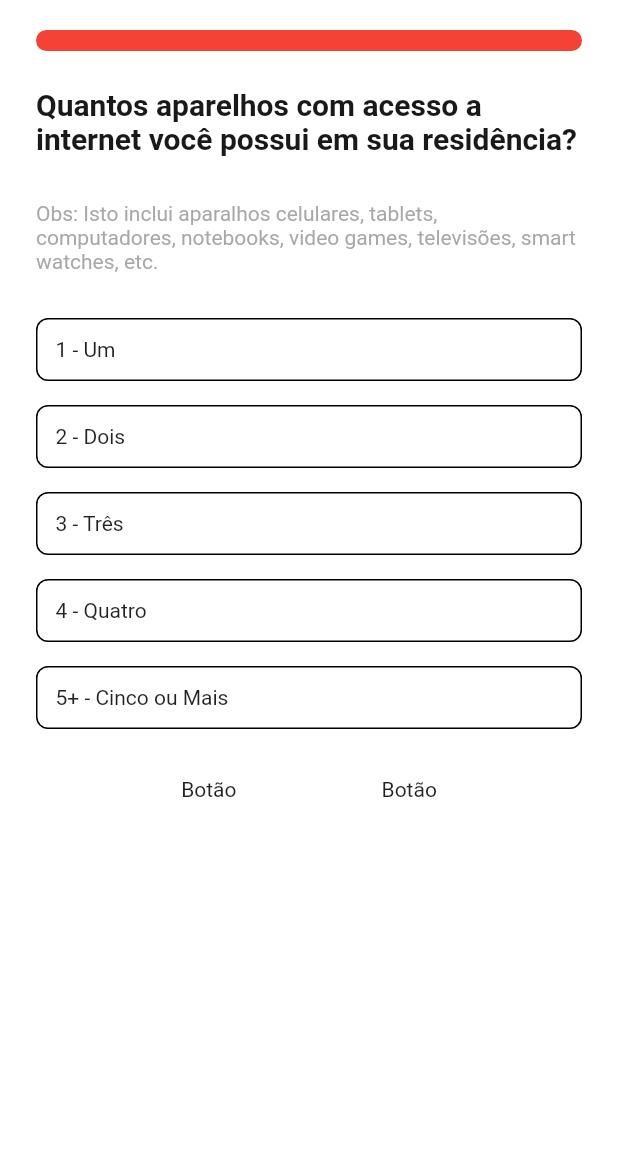
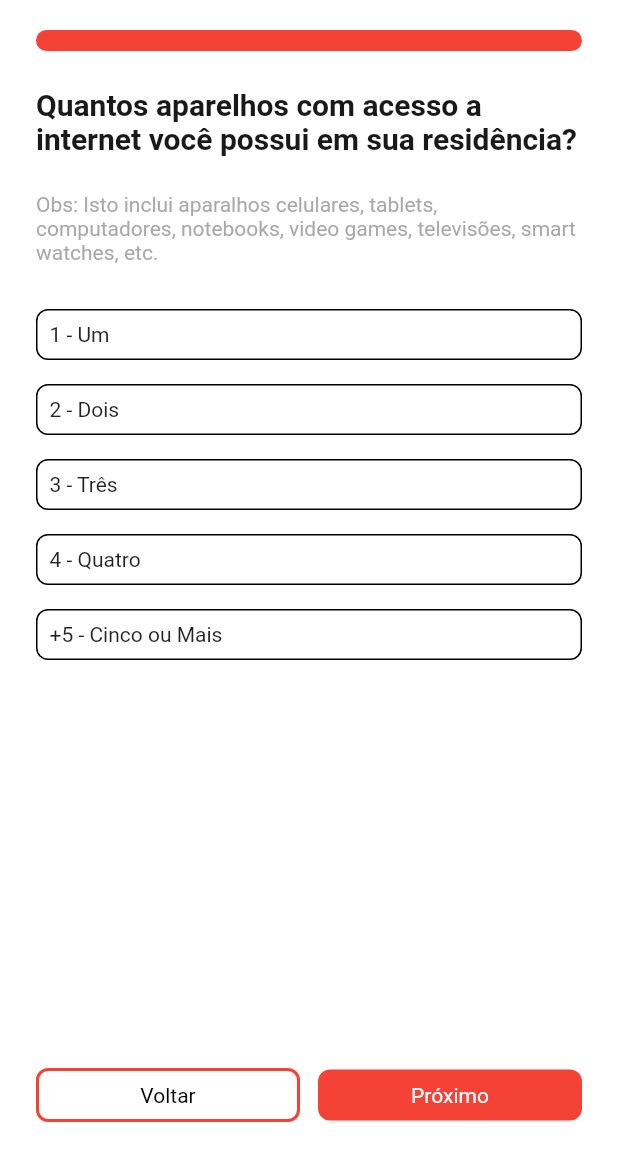
Before and after one commit to MojoMiojo/clinica_gelp_mobile, a Flutter app: the screen it shows after launch, on a phone screen of 412 x 824 dp, the part 66-1236 px from its top. Run offline on Flutter 3.47's test engine with Material 2 defaults, Android fonts, the phone set to English and light mode, and no system bars.

Commit message:
feat: custom_button

```diff
--- a/lib/main.dart
+++ b/lib/main.dart
@@ -1,5 +1,4 @@
 import 'package:flutter/material.dart';
-import 'package:gelp_questionnaire/presentation/pages/my_home/my_home_page.dart';
 import 'package:gelp_questionnaire/presentation/pages/questions/question_page.dart';
 
 void main() {
--- a/lib/presentation/Utils/text_styles.dart
+++ b/lib/presentation/Utils/text_styles.dart
@@ -25,6 +25,16 @@ class GelpTextStyles {
       color: color,
     );
   }
+
+  TextStyle customColored(Color color) {
+    return TextStyle(
+      fontFamily: fontFamily,
+      decoration: textDecoration,
+      fontWeight: fontWeight,
+      fontSize: fontSize,
+      color: color,
+    );
+  }
 }
 
 GelpTextStyles primaryTitle = GelpTextStyles(
@@ -42,3 +52,11 @@ GelpTextStyles primarySubtitle = GelpTextStyles(
   fontSize: 14,
   color: Colors.grey.withOpacity(0.9),
 );
+
+GelpTextStyles primaryButton = GelpTextStyles(
+  fontFamily: 'Roboto',
+  textDecoration: TextDecoration.none,
+  fontWeight: FontWeight.w400,
+  fontSize: 14,
+  color: Colors.white,
+);
--- a/lib/presentation/pages/questions/question_page.dart
+++ b/lib/presentation/pages/questions/question_page.dart
@@ -1,5 +1,6 @@
 import 'package:flutter/material.dart';
 import 'package:gelp_questionnaire/presentation/Utils/text_styles.dart';
+import 'package:gelp_questionnaire/presentation/widgets/custom_button_widget.dart';
 import 'package:gelp_questionnaire/presentation/widgets/image_app_bar_widget.dart';
 import 'package:gelp_questionnaire/presentation/widgets/progress_bar_widget.dart';
 import 'package:gelp_questionnaire/presentation/widgets/radius_field_widget.dart';
@@ -12,6 +13,14 @@ class QuestionPage extends StatefulWidget {
 }
 
 class _QuestionPageState extends State<QuestionPage> {
+  final questionList = [
+    '1 - Um',
+    '2 - Dois',
+    '3 - Três',
+    '4 - Quatro',
+    '+5 - Cinco ou Mais',
+  ];
+
   @override
   Widget build(BuildContext context) {
     return Scaffold(
@@ -19,50 +28,71 @@ class _QuestionPageState extends State<QuestionPage> {
       appBar: const ImageAppBar(),
       body: Padding(
         padding: const EdgeInsets.symmetric(horizontal: 24),
-        child: SingleChildScrollView(
-          scrollDirection: Axis.vertical,
         child: Column(
           mainAxisAlignment: MainAxisAlignment.start,
+          mainAxisSize: MainAxisSize.max,
           crossAxisAlignment: CrossAxisAlignment.center,
           children: [
-              const Flexible(
-                child: ProgressBar(),
-              ),
+            const ProgressBar(),
             const SizedBox(height: 24),
             Text(
               "Quantos aparelhos com acesso a internet você possui em sua residência?",
               style: primaryTitle.style(),
               maxLines: 3,
             ),
-              const SizedBox(height: 30),
+            const SizedBox(height: 24),
             Text(
               "Obs: Isto inclui aparalhos celulares, tablets, computadores, notebooks, video games, televisões, smart watches, etc.",
               style: primarySubtitle.style(),
             ),
             const SizedBox(height: 30),
-              const RadiusField(text: '1 - Um'),
-              const SizedBox(height: 16),
-              const RadiusField(text: '2 - Dois'),
-              const SizedBox(height: 16),
-              const RadiusField(text: '3 - Três'),
-              const SizedBox(height: 16),
-              const RadiusField(text: '4 - Quatro'),
-              const SizedBox(height: 16),
-              const RadiusField(text: '5+ - Cinco ou Mais'),
-              const SizedBox(height: 32),
+            Expanded(
+              child: ListView(
+                scrollDirection: Axis.vertical,
+                children: [
+                  Column(
+                    mainAxisSize: MainAxisSize.max,
+                    children: questionList
+                        .map(
+                          (question) => Padding(
+                            padding: const EdgeInsets.only(bottom: 16),
+                            child: RadiusField(text: question),
+                          ),
+                        )
+                        .toList(),
+                  ),
+                ],
+              ),
+            ),
+            const SizedBox(height: 30),
             Row(
-                mainAxisAlignment: MainAxisAlignment.spaceEvenly,
               mainAxisSize: MainAxisSize.max,
-                children: const [
-                  Text('Botão'),
-                  Text('Botão'),
+              children: [
+                Flexible(
+                  child: CustomButton(
+                    text: 'Voltar',
+                    buttonColor: Colors.white,
+                    borderColor: Colors.red,
+                    borderWidth: 2,
+                    textStyle: primaryButton.customColored(Colors.black),
+                    onTap: () {},
+                  ),
+                ),
+                const SizedBox(width: 12),
+                Flexible(
+                  child: CustomButton(
+                    text: 'Próximo',
+                    buttonColor: Colors.red,
+                    textStyle: primaryButton.style(),
+                    onTap: () {},
+                  ),
+                ),
               ],
             ),
             const SizedBox(height: 32),
           ],
         ),
       ),
-      ),
     );
   }
 }
--- /dev/null
+++ b/lib/presentation/widgets/custom_button_widget.dart
@@ -0,0 +1,56 @@
+// ignore_for_file: public_member_api_docs, sort_constructors_first
+import 'package:flutter/material.dart';
+
+class CustomButton extends StatelessWidget {
+  const CustomButton({
+    Key? key,
+    required this.text,
+    this.padding = 8,
+    this.borderWidth = 1,
+    this.borderRadius = 8,
+    this.buttonColor = Colors.transparent,
+    this.borderColor = Colors.transparent,
+    this.textStyle,
+    required this.onTap,
+  }) : super(key: key);
+
+  final String text;
+  final double padding;
+  final double borderWidth;
+  final double borderRadius;
+  final Color buttonColor;
+  final Color borderColor;
+  final TextStyle? textStyle;
+  final Function onTap;
+
+  @override
+  Widget build(BuildContext context) {
+    return Material(
+      color: Colors.transparent,
+      child: InkWell(
+        hoverColor: Colors.black,
+        onTap: onTap(),
+        child: Container(
+          width: double.infinity,
+          decoration: BoxDecoration(
+            color: buttonColor,
+            borderRadius: BorderRadius.all(Radius.circular(borderRadius)),
+            border: Border.all(
+              width: borderWidth,
+              color: borderColor,
+            ),
+          ),
+          child: Center(
+            child: Padding(
+              padding: EdgeInsets.all(padding),
+              child: Text(
+                text,
+                style: textStyle,
+              ),
+            ),
+          ),
+        ),
+      ),
+    );
+  }
+}
--- a/lib/presentation/widgets/radius_field_widget.dart
+++ b/lib/presentation/widgets/radius_field_widget.dart
@@ -21,7 +21,7 @@ class RadiusField extends StatelessWidget {
         ),
       ),
       child: Padding(
-        padding: const EdgeInsets.all(12.0),
+        padding: const EdgeInsets.all(8.0),
         child: Text(
           text,
         ),
```
Lines whose indentation alone changed are shown as unchanged.
